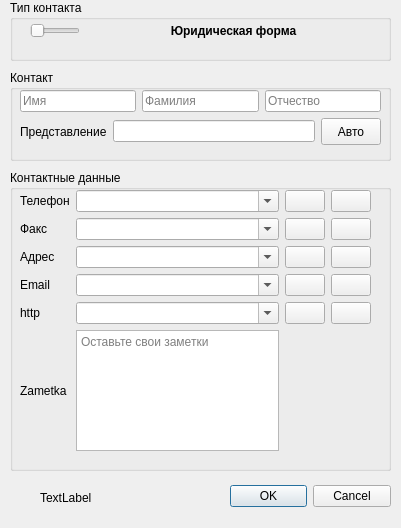
The window that src/contview.ui (PKEv/QontMan) describes before a commit, drawn with Qt 5.
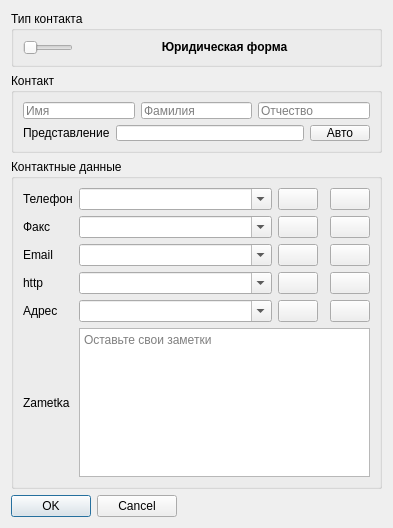
The same window after the commit. Icons and pictures are not drawn.

Diff of the .ui file:
```diff
--- a/src/contview.ui
+++ b/src/contview.ui
@@ -6,22 +6,16 @@
    <rect>
     <x>0</x>
     <y>0</y>
-    <width>401</width>
+    <width>393</width>
     <height>528</height>
    </rect>
   </property>
   <property name="windowTitle">
    <string>Контактная информация</string>
   </property>
+  <layout class="QGridLayout" name="gridLayout_2">
+   <item row="5" column="0">
   <widget class="QDialogButtonBox" name="buttonBox">
-   <property name="geometry">
-    <rect>
-     <x>230</x>
-     <y>481</y>
-     <width>161</width>
-     <height>31</height>
-    </rect>
-   </property>
    <property name="sizePolicy">
     <sizepolicy hsizetype="Maximum" vsizetype="Fixed">
      <horstretch>0</horstretch>
@@ -35,290 +29,11 @@
     <set>QDialogButtonBox::Cancel|QDialogButtonBox::Ok</set>
    </property>
   </widget>
-  <widget class="QGroupBox" name="dataGroupBox">
-   <property name="geometry">
-    <rect>
-     <x>10</x>
-     <y>170</y>
-     <width>381</width>
-     <height>301</height>
-    </rect>
-   </property>
-   <property name="sizePolicy">
-    <sizepolicy hsizetype="Expanding" vsizetype="Preferred">
-     <horstretch>0</horstretch>
-     <verstretch>0</verstretch>
-    </sizepolicy>
-   </property>
-   <property name="title">
-    <string>Контактные данные</string>
-   </property>
-   <widget class="QWidget" name="gridLayoutWidget">
-    <property name="geometry">
-     <rect>
-      <x>10</x>
-      <y>20</y>
-      <width>351</width>
-      <height>261</height>
-     </rect>
-    </property>
-    <layout class="QGridLayout" name="gridLayout">
-     <property name="sizeConstraint">
-      <enum>QLayout::SetDefaultConstraint</enum>
-     </property>
-     <property name="leftMargin">
-      <number>0</number>
-     </property>
-     <property name="topMargin">
-      <number>0</number>
-     </property>
-     <property name="horizontalSpacing">
-      <number>6</number>
-     </property>
-     <item row="2" column="4">
-      <widget class="QPushButton" name="minusButton_3">
-       <property name="text">
-        <string/>
-       </property>
-       <property name="icon">
-        <iconset resource="../res.qrc">
-         <normaloff>:/img/pic/minus-red.png</normaloff>:/img/pic/minus-red.png</iconset>
-       </property>
-      </widget>
-     </item>
-     <item row="3" column="4">
-      <widget class="QPushButton" name="minusButton_4">
-       <property name="text">
-        <string/>
-       </property>
-       <property name="icon">
-        <iconset resource="../res.qrc">
-         <normaloff>:/img/pic/minus-red.png</normaloff>:/img/pic/minus-red.png</iconset>
-       </property>
-      </widget>
-     </item>
-     <item row="0" column="4">
-      <widget class="QPushButton" name="minusButton_1">
-       <property name="text">
-        <string/>
-       </property>
-       <property name="icon">
-        <iconset resource="../res.qrc">
-         <normaloff>:/img/pic/minus-red.png</normaloff>:/img/pic/minus-red.png</iconset>
-       </property>
-      </widget>
-     </item>
-     <item row="1" column="4">
-      <widget class="QPushButton" name="minusButton_2">
-       <property name="text">
-        <string/>
-       </property>
-       <property name="icon">
-        <iconset resource="../res.qrc">
-         <normaloff>:/img/pic/minus-red.png</normaloff>:/img/pic/minus-red.png</iconset>
-       </property>
-      </widget>
-     </item>
-     <item row="0" column="3">
-      <widget class="QPushButton" name="plusButton_1">
-       <property name="text">
-        <string/>
-       </property>
-       <property name="icon">
-        <iconset resource="../res.qrc">
-         <normaloff>:/img/pic/plus-red.png</normaloff>:/img/pic/plus-red.png</iconset>
-       </property>
-      </widget>
-     </item>
-     <item row="0" column="0">
-      <widget class="QLabel" name="label">
-       <property name="text">
-        <string>Телефон</string>
-       </property>
-      </widget>
-     </item>
-     <item row="2" column="0">
-      <widget class="QLabel" name="label_3">
-       <property name="text">
-        <string>Адрес</string>
-       </property>
-      </widget>
-     </item>
-     <item row="3" column="2">
-      <widget class="QComboBox" name="comboBox_4">
-       <property name="sizePolicy">
-        <sizepolicy hsizetype="Expanding" vsizetype="Fixed">
-         <horstretch>0</horstretch>
-         <verstretch>0</verstretch>
-        </sizepolicy>
-       </property>
-       <property name="editable">
-        <bool>true</bool>
-       </property>
-      </widget>
-     </item>
-     <item row="0" column="2">
-      <widget class="QComboBox" name="comboBox">
-       <property name="sizePolicy">
-        <sizepolicy hsizetype="Expanding" vsizetype="Fixed">
-         <horstretch>0</horstretch>
-         <verstretch>0</verstretch>
-        </sizepolicy>
-       </property>
-       <property name="editable">
-        <bool>true</bool>
-       </property>
-      </widget>
-     </item>
-     <item row="3" column="0">
-      <widget class="QLabel" name="label_4">
-       <property name="text">
-        <string>Email</string>
-       </property>
-      </widget>
-     </item>
-     <item row="2" column="2">
-      <widget class="QComboBox" name="comboBox_3">
-       <property name="sizePolicy">
-        <sizepolicy hsizetype="Expanding" vsizetype="Fixed">
-         <horstretch>0</horstretch>
-         <verstretch>0</verstretch>
-        </sizepolicy>
-       </property>
-       <property name="editable">
-        <bool>true</bool>
-       </property>
-      </widget>
-     </item>
-     <item row="1" column="2">
-      <widget class="QComboBox" name="comboBox_2">
-       <property name="sizePolicy">
-        <sizepolicy hsizetype="Expanding" vsizetype="Fixed">
-         <horstretch>0</horstretch>
-         <verstretch>0</verstretch>
-        </sizepolicy>
-       </property>
-       <property name="editable">
-        <bool>true</bool>
-       </property>
-      </widget>
-     </item>
-     <item row="4" column="4">
-      <widget class="QPushButton" name="minusButton_5">
-       <property name="text">
-        <string/>
-       </property>
-       <property name="icon">
-        <iconset resource="../res.qrc">
-         <normaloff>:/img/pic/minus-red.png</normaloff>:/img/pic/minus-red.png</iconset>
-       </property>
-      </widget>
      </item>
      <item row="1" column="0">
-      <widget class="QLabel" name="label_2">
-       <property name="text">
-        <string>Факс</string>
-       </property>
-      </widget>
-     </item>
-     <item row="1" column="3">
-      <widget class="QPushButton" name="plusButton_2">
-       <property name="text">
-        <string/>
-       </property>
-       <property name="icon">
-        <iconset resource="../res.qrc">
-         <normaloff>:/img/pic/plus-red.png</normaloff>:/img/pic/plus-red.png</iconset>
-       </property>
-      </widget>
-     </item>
-     <item row="2" column="3">
-      <widget class="QPushButton" name="plusButton_3">
-       <property name="text">
-        <string/>
-       </property>
-       <property name="icon">
-        <iconset resource="../res.qrc">
-         <normaloff>:/img/pic/plus-red.png</normaloff>:/img/pic/plus-red.png</iconset>
-       </property>
-      </widget>
-     </item>
-     <item row="3" column="3">
-      <widget class="QPushButton" name="plusButton_4">
-       <property name="text">
-        <string/>
-       </property>
-       <property name="icon">
-        <iconset resource="../res.qrc">
-         <normaloff>:/img/pic/plus-red.png</normaloff>:/img/pic/plus-red.png</iconset>
-       </property>
-      </widget>
-     </item>
-     <item row="4" column="3">
-      <widget class="QPushButton" name="plusButton_5">
-       <property name="text">
-        <string/>
-       </property>
-       <property name="icon">
-        <iconset resource="../res.qrc">
-         <normaloff>:/img/pic/plus-red.png</normaloff>:/img/pic/plus-red.png</iconset>
-       </property>
-      </widget>
-     </item>
-     <item row="4" column="0">
-      <widget class="QLabel" name="label_5">
-       <property name="text">
-        <string>http</string>
-       </property>
-      </widget>
-     </item>
-     <item row="5" column="0">
-      <widget class="QLabel" name="label_6">
-       <property name="text">
-        <string>Zametka</string>
-       </property>
-      </widget>
-     </item>
-     <item row="4" column="2">
-      <widget class="QComboBox" name="comboBox_5">
-       <property name="sizePolicy">
-        <sizepolicy hsizetype="Expanding" vsizetype="Fixed">
-         <horstretch>0</horstretch>
-         <verstretch>0</verstretch>
-        </sizepolicy>
-       </property>
-       <property name="editable">
-        <bool>true</bool>
-       </property>
-      </widget>
-     </item>
-     <item row="5" column="2">
-      <widget class="QTextEdit" name="textEdit">
-       <property name="sizePolicy">
-        <sizepolicy hsizetype="Expanding" vsizetype="Expanding">
-         <horstretch>0</horstretch>
-         <verstretch>0</verstretch>
-        </sizepolicy>
-       </property>
-       <property name="placeholderText">
-        <string>Оставьте свои заметки</string>
-       </property>
-      </widget>
-     </item>
-    </layout>
-   </widget>
-  </widget>
   <widget class="QGroupBox" name="groupBox">
-   <property name="geometry">
-    <rect>
-     <x>10</x>
-     <y>70</y>
-     <width>381</width>
-     <height>91</height>
-    </rect>
-   </property>
    <property name="sizePolicy">
-    <sizepolicy hsizetype="Expanding" vsizetype="Minimum">
+      <sizepolicy hsizetype="MinimumExpanding" vsizetype="Minimum">
      <horstretch>0</horstretch>
      <verstretch>0</verstretch>
     </sizepolicy>
@@ -332,15 +47,8 @@
    <property name="title">
     <string>Контакт</string>
    </property>
-   <widget class="QWidget" name="layoutWidget">
-    <property name="geometry">
-     <rect>
-      <x>10</x>
-      <y>20</y>
-      <width>361</width>
-      <height>55</height>
-     </rect>
-    </property>
+     <layout class="QVBoxLayout" name="verticalLayout_2">
+      <item>
     <layout class="QVBoxLayout" name="verticalLayout">
      <item>
       <layout class="QHBoxLayout" name="horizontalLayout">
@@ -382,7 +90,7 @@
        <item>
         <widget class="QPushButton" name="pushButton">
          <property name="sizePolicy">
-          <sizepolicy hsizetype="Fixed" vsizetype="Minimum">
+             <sizepolicy hsizetype="Maximum" vsizetype="Minimum">
            <horstretch>0</horstretch>
            <verstretch>0</verstretch>
           </sizepolicy>
@@ -401,19 +109,14 @@
       </layout>
      </item>
     </layout>
-   </widget>
-  </widget>
+      </item>
+     </layout>
+    </widget>
+   </item>
+   <item row="0" column="0">
   <widget class="QGroupBox" name="groupBox_2">
-   <property name="geometry">
-    <rect>
-     <x>10</x>
-     <y>0</y>
-     <width>381</width>
-     <height>61</height>
-    </rect>
-   </property>
    <property name="sizePolicy">
-    <sizepolicy hsizetype="Expanding" vsizetype="Minimum">
+      <sizepolicy hsizetype="MinimumExpanding" vsizetype="Maximum">
      <horstretch>0</horstretch>
      <verstretch>0</verstretch>
     </sizepolicy>
@@ -421,15 +124,6 @@
    <property name="title">
     <string>Тип контакта</string>
    </property>
-   <widget class="QWidget" name="layoutWidget">
-    <property name="geometry">
-     <rect>
-      <x>20</x>
-      <y>20</y>
-      <width>351</width>
-      <height>21</height>
-     </rect>
-    </property>
     <layout class="QHBoxLayout" name="horizontalLayout_3">
      <item>
       <widget class="QSlider" name="tipSlider">
@@ -462,7 +156,7 @@
      <item>
       <widget class="QLabel" name="tipLabel">
        <property name="sizePolicy">
-        <sizepolicy hsizetype="Expanding" vsizetype="Preferred">
+         <sizepolicy hsizetype="Minimum" vsizetype="Maximum">
          <horstretch>0</horstretch>
          <verstretch>0</verstretch>
         </sizepolicy>
@@ -483,20 +177,253 @@
      </item>
     </layout>
    </widget>
-  </widget>
-  <widget class="QLabel" name="label_8">
-   <property name="geometry">
-    <rect>
-     <x>40</x>
-     <y>490</y>
-     <width>91</width>
-     <height>16</height>
-    </rect>
-   </property>
+   </item>
+   <item row="2" column="0">
+    <widget class="QGroupBox" name="dataGroupBox">
+     <property name="sizePolicy">
+      <sizepolicy hsizetype="Expanding" vsizetype="Preferred">
+       <horstretch>0</horstretch>
+       <verstretch>0</verstretch>
+      </sizepolicy>
+     </property>
+     <property name="title">
+      <string>Контактные данные</string>
+     </property>
+     <layout class="QGridLayout" name="gridLayout">
+      <item row="0" column="2">
+       <widget class="QPushButton" name="plusButton_1">
+        <property name="text">
+         <string/>
+        </property>
+        <property name="icon">
+         <iconset resource="../res.qrc">
+          <normaloff>:/img/pic/plus-red.png</normaloff>:/img/pic/plus-red.png</iconset>
+        </property>
+       </widget>
+      </item>
+      <item row="2" column="2">
+       <widget class="QPushButton" name="plusButton_3">
+        <property name="text">
+         <string/>
+        </property>
+        <property name="icon">
+         <iconset resource="../res.qrc">
+          <normaloff>:/img/pic/plus-red.png</normaloff>:/img/pic/plus-red.png</iconset>
+        </property>
+       </widget>
+      </item>
+      <item row="18" column="1" colspan="4">
+       <widget class="QTextEdit" name="textEdit">
+        <property name="sizePolicy">
+         <sizepolicy hsizetype="MinimumExpanding" vsizetype="Expanding">
+          <horstretch>0</horstretch>
+          <verstretch>0</verstretch>
+         </sizepolicy>
+        </property>
+        <property name="placeholderText">
+         <string>Оставьте свои заметки</string>
+        </property>
+       </widget>
+      </item>
+      <item row="1" column="1">
+       <widget class="QComboBox" name="comboBox_2">
+        <property name="sizePolicy">
+         <sizepolicy hsizetype="Expanding" vsizetype="Fixed">
+          <horstretch>0</horstretch>
+          <verstretch>0</verstretch>
+         </sizepolicy>
+        </property>
+        <property name="editable">
+         <bool>true</bool>
+        </property>
+       </widget>
+      </item>
+      <item row="11" column="2">
+       <widget class="QPushButton" name="plusButton_4">
    <property name="text">
-    <string>TextLabel</string>
-   </property>
-  </widget>
+         <string/>
+        </property>
+        <property name="icon">
+         <iconset resource="../res.qrc">
+          <normaloff>:/img/pic/plus-red.png</normaloff>:/img/pic/plus-red.png</iconset>
+        </property>
+       </widget>
+      </item>
+      <item row="12" column="2">
+       <widget class="QPushButton" name="plusButton_5">
+        <property name="text">
+         <string/>
+        </property>
+        <property name="icon">
+         <iconset resource="../res.qrc">
+          <normaloff>:/img/pic/plus-red.png</normaloff>:/img/pic/plus-red.png</iconset>
+        </property>
+       </widget>
+      </item>
+      <item row="11" column="4">
+       <widget class="QPushButton" name="minusButton_4">
+        <property name="text">
+         <string/>
+        </property>
+        <property name="icon">
+         <iconset resource="../res.qrc">
+          <normaloff>:/img/pic/minus-red.png</normaloff>:/img/pic/minus-red.png</iconset>
+        </property>
+       </widget>
+      </item>
+      <item row="11" column="1">
+       <widget class="QComboBox" name="comboBox_4">
+        <property name="sizePolicy">
+         <sizepolicy hsizetype="Expanding" vsizetype="Fixed">
+          <horstretch>0</horstretch>
+          <verstretch>0</verstretch>
+         </sizepolicy>
+        </property>
+        <property name="editable">
+         <bool>true</bool>
+        </property>
+       </widget>
+      </item>
+      <item row="0" column="1">
+       <widget class="QComboBox" name="comboBox">
+        <property name="sizePolicy">
+         <sizepolicy hsizetype="Expanding" vsizetype="Fixed">
+          <horstretch>0</horstretch>
+          <verstretch>0</verstretch>
+         </sizepolicy>
+        </property>
+        <property name="editable">
+         <bool>true</bool>
+        </property>
+       </widget>
+      </item>
+      <item row="0" column="4">
+       <widget class="QPushButton" name="minusButton_1">
+        <property name="text">
+         <string/>
+        </property>
+        <property name="icon">
+         <iconset resource="../res.qrc">
+          <normaloff>:/img/pic/minus-red.png</normaloff>:/img/pic/minus-red.png</iconset>
+        </property>
+       </widget>
+      </item>
+      <item row="12" column="1">
+       <widget class="QComboBox" name="comboBox_5">
+        <property name="sizePolicy">
+         <sizepolicy hsizetype="Expanding" vsizetype="Fixed">
+          <horstretch>0</horstretch>
+          <verstretch>0</verstretch>
+         </sizepolicy>
+        </property>
+        <property name="editable">
+         <bool>true</bool>
+        </property>
+       </widget>
+      </item>
+      <item row="1" column="0">
+       <widget class="QLabel" name="label_2">
+        <property name="text">
+         <string>Факс</string>
+        </property>
+       </widget>
+      </item>
+      <item row="2" column="4">
+       <widget class="QPushButton" name="minusButton_3">
+        <property name="text">
+         <string/>
+        </property>
+        <property name="icon">
+         <iconset resource="../res.qrc">
+          <normaloff>:/img/pic/minus-red.png</normaloff>:/img/pic/minus-red.png</iconset>
+        </property>
+       </widget>
+      </item>
+      <item row="0" column="0">
+       <widget class="QLabel" name="label">
+        <property name="text">
+         <string>Телефон</string>
+        </property>
+       </widget>
+      </item>
+      <item row="12" column="4">
+       <widget class="QPushButton" name="minusButton_5">
+        <property name="text">
+         <string/>
+        </property>
+        <property name="icon">
+         <iconset resource="../res.qrc">
+          <normaloff>:/img/pic/minus-red.png</normaloff>:/img/pic/minus-red.png</iconset>
+        </property>
+       </widget>
+      </item>
+      <item row="1" column="2">
+       <widget class="QPushButton" name="plusButton_2">
+        <property name="text">
+         <string/>
+        </property>
+        <property name="icon">
+         <iconset resource="../res.qrc">
+          <normaloff>:/img/pic/plus-red.png</normaloff>:/img/pic/plus-red.png</iconset>
+        </property>
+       </widget>
+      </item>
+      <item row="1" column="4">
+       <widget class="QPushButton" name="minusButton_2">
+        <property name="text">
+         <string/>
+        </property>
+        <property name="icon">
+         <iconset resource="../res.qrc">
+          <normaloff>:/img/pic/minus-red.png</normaloff>:/img/pic/minus-red.png</iconset>
+        </property>
+       </widget>
+      </item>
+      <item row="2" column="0">
+       <widget class="QLabel" name="label_4">
+        <property name="text">
+         <string>Email</string>
+        </property>
+       </widget>
+      </item>
+      <item row="2" column="1">
+       <widget class="QComboBox" name="comboBox_3">
+        <property name="sizePolicy">
+         <sizepolicy hsizetype="Expanding" vsizetype="Fixed">
+          <horstretch>0</horstretch>
+          <verstretch>0</verstretch>
+         </sizepolicy>
+        </property>
+        <property name="editable">
+         <bool>true</bool>
+        </property>
+       </widget>
+      </item>
+      <item row="12" column="0">
+       <widget class="QLabel" name="label_3">
+        <property name="text">
+         <string>Адрес</string>
+        </property>
+       </widget>
+      </item>
+      <item row="11" column="0">
+       <widget class="QLabel" name="label_5">
+        <property name="text">
+         <string>http</string>
+        </property>
+       </widget>
+      </item>
+      <item row="18" column="0">
+       <widget class="QLabel" name="label_6">
+        <property name="text">
+         <string>Zametka</string>
+        </property>
+       </widget>
+      </item>
+     </layout>
+    </widget>
+   </item>
+  </layout>
  </widget>
  <resources>
   <include location="../res.qrc"/>
```
Left out of the diff: 3 changed lines with no effect on the pictures. Lines whose indentation alone changed are shown as unchanged.
